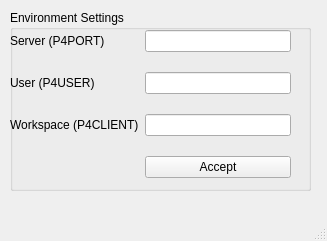
First picture: the form in Interop/avatar_rig/perforce/p4_environment.ui, repository neilberard/Python-Projects, before the edit.
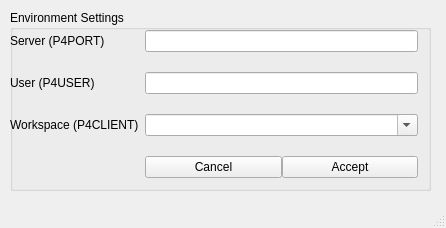
Second picture: the form after the edit.

Commit message: gathered client info

Patch:
```diff
--- a/Interop/avatar_rig/perforce/p4_environment.ui
+++ b/Interop/avatar_rig/perforce/p4_environment.ui
@@ -6,8 +6,8 @@
    <rect>
     <x>0</x>
     <y>0</y>
-    <width>327</width>
-    <height>241</height>
+    <width>446</width>
+    <height>228</height>
    </rect>
   </property>
   <property name="windowTitle">
@@ -19,7 +19,7 @@
      <rect>
       <x>10</x>
       <y>10</y>
-      <width>301</width>
+      <width>421</width>
       <height>181</height>
      </rect>
     </property>
@@ -31,17 +31,17 @@
       <rect>
        <x>0</x>
        <y>20</y>
-       <width>281</width>
+       <width>408</width>
        <height>151</height>
       </rect>
      </property>
      <layout class="QFormLayout" name="formLayout">
+      <property name="fieldGrowthPolicy">
+       <enum>QFormLayout::AllNonFixedFieldsGrow</enum>
+      </property>
       <property name="verticalSpacing">
        <number>20</number>
       </property>
-      <item row="0" column="1">
-       <widget class="QLineEdit" name="line_P4PORT"/>
-      </item>
       <item row="0" column="0">
        <widget class="QLabel" name="label">
         <property name="text">
@@ -49,8 +49,8 @@
         </property>
        </widget>
       </item>
-      <item row="1" column="1">
-       <widget class="QLineEdit" name="line_P4USER"/>
+      <item row="0" column="1">
+       <widget class="QLineEdit" name="line_P4PORT"/>
       </item>
       <item row="1" column="0">
        <widget class="QLabel" name="label_2">
@@ -59,8 +59,15 @@
         </property>
        </widget>
       </item>
-      <item row="2" column="1">
-       <widget class="QLineEdit" name="line_P4CLIENT"/>
+      <item row="1" column="1">
+       <widget class="QLineEdit" name="line_P4USER">
+        <property name="minimumSize">
+         <size>
+          <width>200</width>
+          <height>0</height>
+         </size>
+        </property>
+       </widget>
       </item>
       <item row="2" column="0">
        <widget class="QLabel" name="label_3">
@@ -69,12 +76,60 @@
         </property>
        </widget>
       </item>
+      <item row="2" column="1">
+       <widget class="QComboBox" name="cb_P4CLIENT">
+        <property name="minimumSize">
+         <size>
+          <width>200</width>
+          <height>0</height>
+         </size>
+        </property>
+        <property name="editable">
+         <bool>true</bool>
+        </property>
+       </widget>
+      </item>
       <item row="3" column="1">
-       <widget class="QPushButton" name="btn_Accept">
-        <property name="text">
-         <string>Accept</string>
-        </property>
-       </widget>
+       <layout class="QHBoxLayout" name="horizontalLayout">
+        <item>
+         <widget class="QPushButton" name="pushButton">
+          <property name="minimumSize">
+           <size>
+            <width>50</width>
+            <height>0</height>
+           </size>
+          </property>
+          <property name="maximumSize">
+           <size>
+            <width>200</width>
+            <height>16777215</height>
+           </size>
+          </property>
+          <property name="text">
+           <string>Cancel</string>
+          </property>
+         </widget>
+        </item>
+        <item>
+         <widget class="QPushButton" name="btn_Accept">
+          <property name="minimumSize">
+           <size>
+            <width>50</width>
+            <height>0</height>
+           </size>
+          </property>
+          <property name="maximumSize">
+           <size>
+            <width>200</width>
+            <height>16777215</height>
+           </size>
+          </property>
+          <property name="text">
+           <string>Accept</string>
+          </property>
+         </widget>
+        </item>
+       </layout>
       </item>
      </layout>
     </widget>
@@ -85,7 +140,7 @@
     <rect>
      <x>0</x>
      <y>0</y>
-     <width>327</width>
+     <width>446</width>
      <height>21</height>
     </rect>
    </property>
```
The commit also changes 2 other files.
